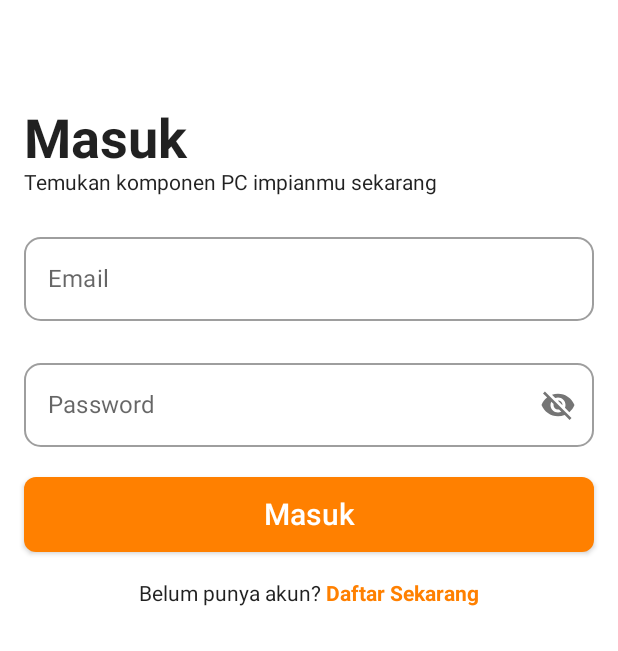
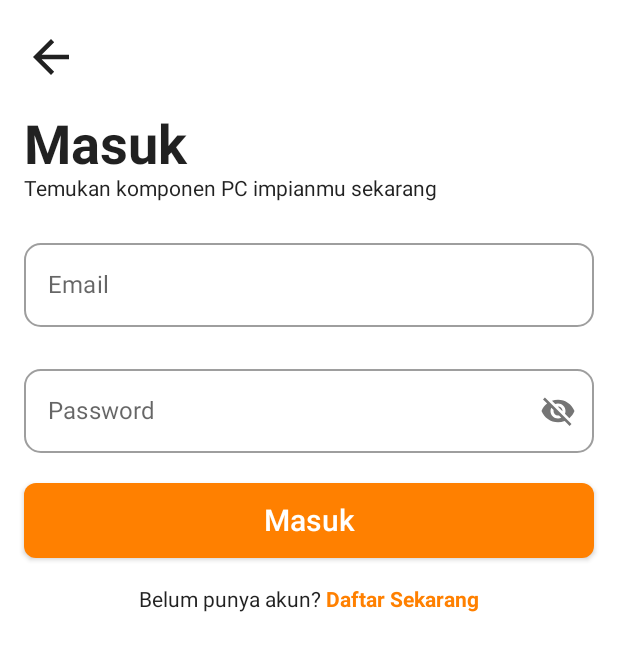
Before and after one commit to irham3/bangun-pc-android, an Android app built with Jetpack Compose: the @Preview function LoginPreview, on a phone screen of 412 x 824 dp. Shown: the top 651 px of the screen. Run offline under Robolectric (Android 15) with nearby library versions, the phone set to English and light mode, and no system bars; our stand-ins replace Dagger/Hilt's generated code, accompanist; libraries missing offline, so code that uses them is left out: com.talhafaki.composablesweettoast, io.github.jan.supabase; 1 statement that could not run was skipped.

Commit message:
Adding Sweet Toast when login

```diff
--- a/app/build.gradle
+++ b/app/build.gradle
@@ -109,6 +109,7 @@ dependencies {
     implementation 'androidx.room:room-ktx:2.5.1'
     kapt 'androidx.room:room-compiler:2.5.1'
 
+    implementation 'com.github.tfaki:ComposableSweetToast:1.0.1'
 
     testImplementation 'junit:junit:4.13.2'
     androidTestImplementation 'androidx.test.ext:junit:1.1.5'
--- a/app/src/main/java/com/kaizen/bangunpc/data/source/repository/UserRepository.kt
+++ b/app/src/main/java/com/kaizen/bangunpc/data/source/repository/UserRepository.kt
@@ -1,9 +1,10 @@
 package com.kaizen.bangunpc.data.source.repository
 
 import io.github.jan.supabase.gotrue.user.UserSession
+import kotlinx.coroutines.flow.Flow
 
 interface UserRepository {
-    fun getCurrentSession() : UserSession?
+    fun getCurrentSession() : Flow<UserSession?>
     suspend fun createUserAccount(email: String, password: String, fullname: String) : Boolean
 
     suspend fun loginWithEmail(email: String, password: String) : Boolean
--- a/app/src/main/java/com/kaizen/bangunpc/ui/BangunPCApp.kt
+++ b/app/src/main/java/com/kaizen/bangunpc/ui/BangunPCApp.kt
@@ -89,7 +89,8 @@ fun BangunPCApp(
                     },
                     navigateToHome = {
                         navController.navigate(Screen.Home.route)
-                    }
+                    },
+                    navigateBack = {navController.navigateUp()}
                 )
             }
             composable(Screen.Register.route) {
--- a/app/src/main/java/com/kaizen/bangunpc/ui/screen/auth/AuthUiState.kt
+++ b/app/src/main/java/com/kaizen/bangunpc/ui/screen/auth/AuthUiState.kt
@@ -1,7 +1,4 @@
 package com.kaizen.bangunpc.ui.screen.auth
-
-import com.kaizen.bangunpc.data.source.local.entity.ProductEntity
-import io.github.jan.supabase.gotrue.user.UserSession
 
 interface AuthUiState {
     val error: String
--- a/app/src/main/java/com/kaizen/bangunpc/ui/screen/auth/login/LoginScreen.kt
+++ b/app/src/main/java/com/kaizen/bangunpc/ui/screen/auth/login/LoginScreen.kt
@@ -1,22 +1,27 @@
 package com.kaizen.bangunpc.ui.screen.auth.login
 
-import androidx.compose.animation.AnimatedVisibility
+import android.widget.Toast
 import androidx.compose.animation.core.tween
+import androidx.compose.foundation.clickable
 import androidx.compose.foundation.layout.*
 import androidx.compose.foundation.rememberScrollState
 import androidx.compose.foundation.shape.RoundedCornerShape
 import androidx.compose.foundation.text.ClickableText
 import androidx.compose.foundation.verticalScroll
 import androidx.compose.material.*
+import androidx.compose.material.icons.Icons
+import androidx.compose.material.icons.filled.ArrowBack
 import androidx.compose.runtime.Composable
 import androidx.compose.runtime.LaunchedEffect
 import androidx.compose.runtime.SideEffect
+import androidx.compose.runtime.collectAsState
 import androidx.compose.runtime.getValue
 import androidx.compose.runtime.mutableStateOf
 import androidx.compose.runtime.remember
 import androidx.compose.runtime.setValue
 import androidx.compose.ui.Alignment
 import androidx.compose.ui.Modifier
+import androidx.compose.ui.res.stringResource
 import androidx.compose.ui.text.AnnotatedString
 import androidx.compose.ui.text.TextStyle
 import androidx.compose.ui.text.font.FontFamily
@@ -26,18 +31,24 @@ import androidx.compose.ui.unit.dp
 import androidx.compose.ui.unit.sp
 import androidx.hilt.navigation.compose.hiltViewModel
 import com.google.accompanist.systemuicontroller.rememberSystemUiController
+import com.kaizen.bangunpc.R
+import com.kaizen.bangunpc.ui.common.MessageState
 import com.kaizen.bangunpc.ui.components.ShowHidePasswordTextField
 import com.kaizen.bangunpc.ui.screen.auth.AuthViewModel
 import com.kaizen.bangunpc.ui.theme.AppTheme
 import com.kaizen.bangunpc.ui.theme.DarkOrange
 import com.kaizen.bangunpc.ui.theme.Gray
 import com.kaizen.bangunpc.utils.rememberImeState
+import com.talhafaki.composablesweettoast.util.SweetToastUtil.SweetError
+import com.talhafaki.composablesweettoast.util.SweetToastUtil.SweetSuccess
+import com.talhafaki.composablesweettoast.util.SweetToastUtil.SweetWarning
 
 @Composable
 fun LoginScreen(
     modifier: Modifier = Modifier,
     authViewModel: AuthViewModel = hiltViewModel(),
     navigateToRegister: (Int) -> Unit,
+    navigateBack: () -> Unit,
     navigateToHome: () -> Unit
 ){
     val systemUiController = rememberSystemUiController()
@@ -47,6 +58,7 @@ fun LoginScreen(
             darkIcons = false
         )
     }
+    val toastMessage by authViewModel.toastMessageState.collectAsState(initial = MessageState.Loading)
     val imeState = rememberImeState()
     val scrollState = rememberScrollState()
 
@@ -62,12 +74,35 @@ fun LoginScreen(
     Column(
         modifier = modifier
             .verticalScroll(scrollState)
-            .padding(start = 16.dp, end = 16.dp, top = 72.dp),
+            .padding(start = 16.dp, end = 16.dp),
         horizontalAlignment = Alignment.CenterHorizontally
     ) {
+        toastMessage.let {messageState ->
+            when(messageState) {
+                MessageState.Loading -> {}
+                is MessageState.Warning -> {
+                    SweetWarning(message = messageState.warningMessage, duration = Toast.LENGTH_SHORT, padding = PaddingValues(bottom = 16.dp), contentAlignment = Alignment.BottomCenter)
+                }
+                is MessageState.Error -> {
+                    SweetError(message = messageState.errorMessage, duration = Toast.LENGTH_SHORT, padding = PaddingValues(bottom = 16.dp), contentAlignment = Alignment.BottomCenter)
+                }
+                is MessageState.Success -> {
+                    SweetSuccess(message = messageState.successMessage, duration = Toast.LENGTH_SHORT, padding = PaddingValues(bottom = 16.dp), contentAlignment = Alignment.BottomCenter)
+                }
+            }
+        }
         Column(
             modifier = modifier.fillMaxWidth()
         ) {
+            Spacer(modifier = modifier.height(20.dp))
+            Icon(
+                imageVector = Icons.Default.ArrowBack,
+                contentDescription = stringResource(R.string.back),
+                modifier = Modifier
+                    .size(36.dp)
+                    .clickable { navigateBack() }
+            )
+            Spacer(modifier = modifier.height(20.dp))
             Text(
                 text = "Masuk",
                 fontWeight = FontWeight.Bold,
@@ -106,7 +141,7 @@ fun LoginScreen(
         Spacer(modifier = Modifier.height(20.dp))
         Button(
             onClick = {
-                authViewModel.loginWithEmail(email, password)
+                    authViewModel.loginWithEmail(email, password)
                 },
             shape = RoundedCornerShape(8.dp),
             modifier = Modifier
@@ -165,6 +200,6 @@ fun LoginScreen(
 @Composable
 private fun LoginPreview() {
     AppTheme {
-        LoginScreen(navigateToRegister = {}, navigateToHome = {})
+        LoginScreen(navigateToRegister = {}, navigateToHome = {}, navigateBack = {})
     }
 }
--- a/app/src/main/java/com/kaizen/bangunpc/ui/screen/home/HomeScreen.kt
+++ b/app/src/main/java/com/kaizen/bangunpc/ui/screen/home/HomeScreen.kt
@@ -85,7 +85,7 @@ fun HomeScreen(
                         modifier = Modifier
                             .clip(CircleShape)
                             .shadow(20.dp, CircleShape)
-                            .size(47.dp)
+                            .size(40.dp)
                             .clickable {
                                 navigateToAbout()
                             }
--- a/app/src/main/java/com/kaizen/bangunpc/ui/screen/wishlist/WishlistScreen.kt
+++ b/app/src/main/java/com/kaizen/bangunpc/ui/screen/wishlist/WishlistScreen.kt
@@ -53,8 +53,6 @@ fun WishlistScreen(
                         )
                     }
                 }
-
-                else -> {}
             }
         }
     }
--- a/settings.gradle
+++ b/settings.gradle
@@ -3,13 +3,16 @@ pluginManagement {
         google()
         mavenCentral()
         gradlePluginPortal()
+        maven { url "https://jitpack.io" }
     }
 }
+
 dependencyResolutionManagement {
     repositoriesMode.set(RepositoriesMode.FAIL_ON_PROJECT_REPOS)
     repositories {
         google()
         mavenCentral()
+        maven { url "https://jitpack.io" }
     }
 }
 rootProject.name = "Bangun PC"
```
Also changed, not shown: app/src/main/java/com/kaizen/bangunpc/MainViewModel.kt (+1 -6 lines), app/src/main/java/com/kaizen/bangunpc/data/source/repository/impl/UserRepositoryImpl.kt (+5 -3 lines), app/src/main/java/com/kaizen/bangunpc/ui/common/MessageState.kt (added, +10 -0 lines), app/src/main/java/com/kaizen/bangunpc/ui/screen/auth/AuthViewModel.kt (+21 -16 lines), app/src/main/res/drawable/my_photo.jpeg (deleted), app/src/main/res/drawable/my_photo.png (added).
